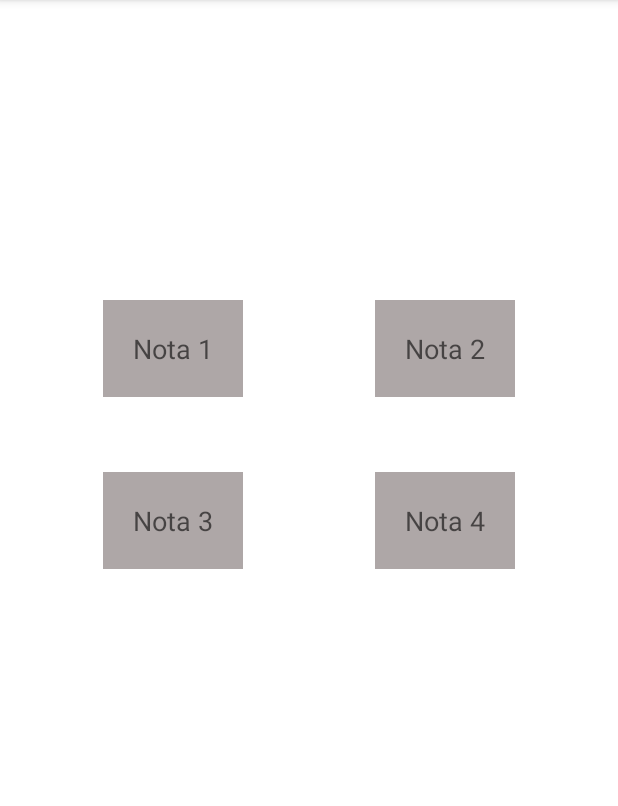
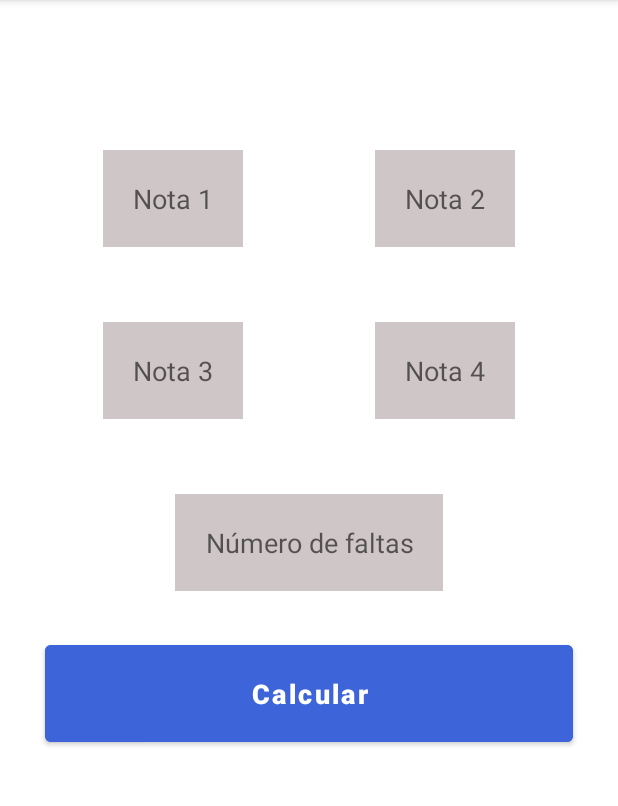
Before and after one commit to AleRodriguesDev/CalculadoradeNotasAndroid, an Android app: the screen it shows after launch (MainActivity), on a phone screen of 412 x 824 dp, the part 84-890 px from its top. Run offline under Robolectric (Android 15) with nearby library versions, the phone set to English and light mode, and no system bars.

Commit message:
commit calculos

```diff
--- a/app/build.gradle
+++ b/app/build.gradle
@@ -7,7 +7,7 @@ android {
 
     defaultConfig {
         applicationId "com.ale.calculadoradenotas"
-        minSdk 21
+        minSdk 23
         targetSdk 32
         versionCode 1
         versionName "1.0"
--- a/app/src/main/java/com/ale/calculadoradenotas/MainActivity.java
+++ b/app/src/main/java/com/ale/calculadoradenotas/MainActivity.java
@@ -3,12 +3,61 @@ package com.ale.calculadoradenotas;
 import androidx.appcompat.app.AppCompatActivity;
 
 import android.os.Bundle;
+import android.view.View;
+import android.widget.Button;
+import android.widget.EditText;
+import android.widget.TextView;
 
 public class MainActivity extends AppCompatActivity {
+
+    private EditText n1, n2, n3, n4, numeroFaltas;
+    private Button btnCalcular;
+    private TextView txtResultado;
+
+    public MainActivity() {
+    }
 
     @Override
     protected void onCreate(Bundle savedInstanceState) {
         super.onCreate(savedInstanceState);
         setContentView(R.layout.activity_main);
+
+        n1 = findViewById(R.id.nota1);
+        n2 = findViewById(R.id.nota2);
+        n3 = findViewById(R.id.nota3);
+        n4 = findViewById(R.id.nota4);
+        String test = "";
+        numeroFaltas = findViewById(R.id.numerodeFaltas);
+        btnCalcular = findViewById(R.id.bt_calcular);
+        txtResultado = findViewById(R.id.txt_result);
+
+        btnCalcular.setOnClickListener(new View.OnClickListener() {
+            @Override
+            public void onClick(View view) {
+
+                int nota1 = Integer.parseInt(n1.getText().toString());
+                int nota2 = Integer.parseInt(n2.getText().toString());
+                int nota3 = Integer.parseInt(n3.getText().toString());
+                int nota4 = Integer.parseInt(n4.getText().toString());
+                int numero_Faltas = Integer.parseInt(numeroFaltas.getText().toString());
+                int media = (nota1 + nota2 + nota3 + nota4) /4;
+
+
+                if(media >= 5 && numero_Faltas <= 20){
+                    txtResultado.setText("Aluno foi Aprovado!\n" + "Média final: " + media);
+                    txtResultado.setTextColor(getColor(R.color.green));
+                }else if(numero_Faltas > 20){
+                    txtResultado.setText("Aluno foi reprovado por faltas!\n" + "Média final: " + media);
+                    txtResultado.setTextColor(getColor(R.color.red));
+                }else if(media < 5){
+                txtResultado.setText("Aluno foi reprovado por nota!\n" + "Média final: " + media);
+                txtResultado.setTextColor(getColor(R.color.red));
+                }
+                /*else if (){
+                 txtResultado.setText("Digite alguma nota");
+                 txtResultado.setTextColor(getColor(R.color.red));
+                }*/
+            }
+        });
     }
 }
--- a/app/src/main/res/layout/activity_main.xml
+++ b/app/src/main/res/layout/activity_main.xml
@@ -18,7 +18,7 @@
         android:gravity="center"
         android:padding="20dp"
         android:layout_marginLeft="50dp"
-        android:layout_marginTop="200dp"
+        android:layout_marginTop="100dp"
         android:layout_marginRight="20dp"
         app:layout_constraintStart_toStartOf="parent"
         app:layout_constraintTop_toTopOf="parent"
@@ -38,7 +38,7 @@
         android:gravity="center"
         android:padding="20dp"
         android:layout_marginLeft="50dp"
-        android:layout_marginTop="200dp"
+        android:layout_marginTop="100dp"
         android:layout_marginRight="50dp"
         app:layout_constraintStart_toEndOf="@id/nota1"
         app:layout_constraintTop_toTopOf="parent"
@@ -86,6 +86,53 @@
 
         />
 
+    <EditText
+        android:id="@+id/numerodeFaltas"
+        android:layout_width="wrap_content"
+        android:layout_height="wrap_content"
+        android:text=""
+        android:hint="Número de faltas"
+        android:background="@color/gray_light"
+        android:inputType="number"
+        android:maxLength="2"
+        android:gravity="center"
+        android:padding="20dp"
+        android:layout_marginLeft="50dp"
+        android:layout_marginTop="50dp"
+        android:layout_marginRight="50dp"
+        app:layout_constraintStart_toStartOf="parent"
+        app:layout_constraintTop_toBottomOf="@id/nota3"
+        app:layout_constraintEnd_toEndOf="parent"
+
+        />
+
+    <Button
+        android:id="@+id/bt_calcular"
+        android:layout_width="match_parent"
+        android:layout_height="wrap_content"
+        android:text="Calcular"
+        android:textSize="18sp"
+        android:textStyle="bold"
+        android:textAllCaps="false"
+        app:layout_constraintTop_toBottomOf="@id/numerodeFaltas"
+        android:layout_margin="30dp"
+        android:padding="20dp"
+        android:backgroundTint="@color/blue"
+        />
+
+    <TextView
+        android:id="@+id/txt_result"
+        android:layout_width="wrap_content"
+        android:layout_height="wrap_content"
+        android:textSize="25sp"
+        android:textStyle="bold"
+        android:layout_margin="20dp"
+        app:layout_constraintTop_toBottomOf="@id/bt_calcular"
+        app:layout_constraintStart_toStartOf="parent"
+        app:layout_constraintEnd_toEndOf="parent"
+        android:gravity="center"
+        />
+
 
 
 </androidx.constraintlayout.widget.ConstraintLayout>
--- a/app/src/main/res/values/colors.xml
+++ b/app/src/main/res/values/colors.xml
@@ -7,8 +7,9 @@
     <color name="teal_700">#FF018786</color>
     <color name="black">#FF000000</color>
     <color name="white">#FFFFFFFF</color>
-    <color name="gray_light">#AEA7A7</color>
-    <color name="gray">#7C7979</color>
+    <color name="gray_light">#CFC7C7</color>
+    <color name="gray">#555353</color>
     <color name="red">#DF0101</color>
     <color name="green">#0CC514</color>
+    <color name="blue">#3E64DA</color>
 </resources>
```
